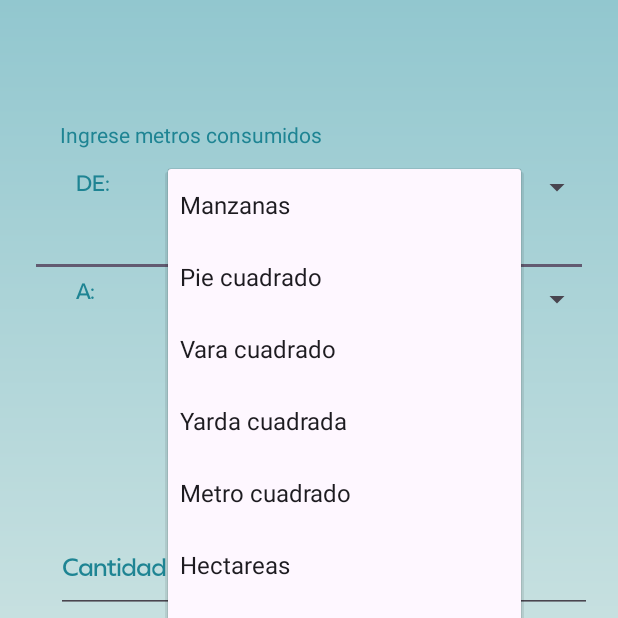
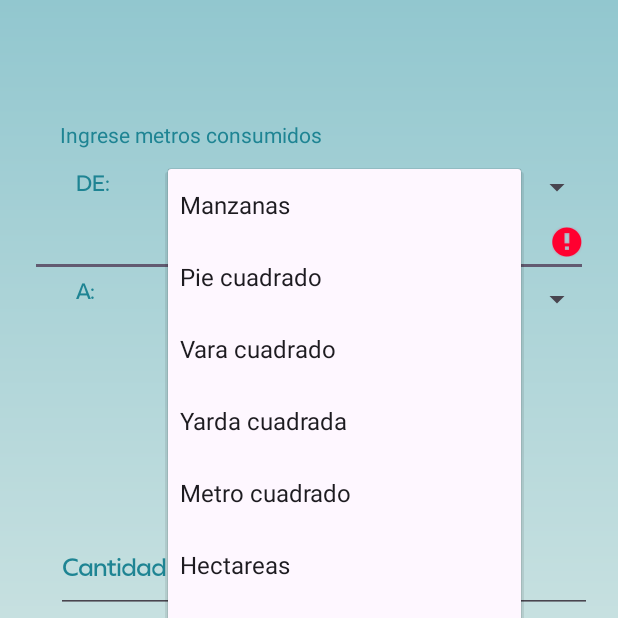
Before and after one commit to Hatreck1/ParcialI, an Android app: the screen it shows after launch (MainActivity), after a tap on "Manzanas", on a phone screen of 412 x 824 dp, the top half of it. Run offline under Robolectric (Android 15) with nearby library versions, the phone set to English and light mode, and no system bars; 1 other tap on this screen came first.

```diff
--- a/app/src/main/java/com/ugb/parciali/MainActivity.java
+++ b/app/src/main/java/com/ugb/parciali/MainActivity.java
@@ -4,19 +4,22 @@ import androidx.appcompat.app.AppCompatActivity;
 
 import android.os.Build;
 import android.os.Bundle;
+import android.view.View;
 import android.view.Window;
 import android.view.WindowManager;
 import android.widget.Button;
+import android.widget.EditText;
 import android.widget.Spinner;
 import android.widget.TabHost;
 import android.widget.TextView;
+import android.widget.Toast;
 
 public class MainActivity extends AppCompatActivity {
 
     TabHost tbh;
     Spinner spn;
-    TextView tempVal;
-    Button btn;
+    TextView tempVal, tempValAgua;
+    Button btn, btnCalcular;
     conversores miObj = new conversores();
 
     @Override
@@ -27,12 +30,89 @@ public class MainActivity extends AppCompatActivity {
         //cambiar color barra de estado
         cambiarColorBarraEstado(getResources().getColor(R.color.azul));
 
+        //valores para los edittext
+        EditText txtAgua= (EditText)findViewById(R.id.txtnum1);
+        EditText txtArea= (EditText)findViewById(R.id.txtAreaCantidad);
+
         tbh = findViewById(R.id.tbhConversores);
         tbh.setup();
 
         tbh.addTab(tbh.newTabSpec("agua").setIndicator("AGUA").setContent(R.id.tabAgua));
         tbh.addTab(tbh.newTabSpec("area").setIndicator("AREA").setContent(R.id.tabArea));
+
+        //Area
+        btnCalcular = findViewById(R.id.btnAreaConvertir);
+        btnCalcular.setOnClickListener(new View.OnClickListener() {
+            @Override
+            public void onClick(View view) {
+                //Area
+                if(txtArea.getText().toString().isEmpty()){
+                    txtArea.setError("Campo obligatorio");
+
+                } else{
+                    spn = findViewById(R.id.spnAreaDe);
+                    int de = spn.getSelectedItemPosition();
+
+                    spn = findViewById(R.id.spnAreaA);
+                    int a = spn.getSelectedItemPosition();
+
+                    tempVal = findViewById(R.id.txtAreaCantidad);
+                    double cantidad = Double.parseDouble(tempVal.getText().toString());
+
+                    double resp = miObj.convertir(0, de, a, cantidad);
+                    Toast.makeText(getApplicationContext(), "Respuesta: "+ resp, Toast.LENGTH_LONG).show();
+                }
+            }
+        });
+
+
+        //Agua
+        btn = findViewById(R.id.btnCalcular);
+        btn.setOnClickListener(new View.OnClickListener() {
+            @Override
+            public void onClick(View view) {
+                //Area
+                if(txtAgua.getText().toString().isEmpty()){
+                    txtAgua.setError("Campo obligatorio");
+
+                } else{
+
+                   // CalculadoraAgua();
+
+
+                }
+            }
+        });
+
+
     }
+
+    public class CalculadoraAgua {
+
+        public  double calcularValorPagar(int metrosConsumidos) {
+            double valorPagar = 0;
+
+            if (metrosConsumidos >= 1 && metrosConsumidos <= 18) {
+                valorPagar = 6;
+            } else if (metrosConsumidos >= 19 && metrosConsumidos <= 28) {
+                int exceso = metrosConsumidos - 18;
+                valorPagar = 6 + (exceso * 0.45);
+            } else if (metrosConsumidos >= 29) {
+                int exceso28 = metrosConsumidos - 28;
+                int exceso18 = 28 - 18;
+                valorPagar = 6 + (exceso28 * 0.65) + (exceso18 * 0.45);
+            }
+
+            return valorPagar;
+        }
+
+        public  void main(String[] args) {
+            int metrosConsumidos = 38;
+            double valorAPagar = calcularValorPagar(metrosConsumidos);
+            System.out.println("Valor a pagar: $" + valorAPagar);
+        }
+    }
+
 
     private void cambiarColorBarraEstado(int color) {
         // Verificar si la versión del SDK es Lollipop o superior
@@ -47,7 +127,6 @@ public class MainActivity extends AppCompatActivity {
         double[][] valores = {
                 {1, 75220.68, 10000, 8439, 6988, 0.6988, 16} //Area
 
-
         };
         public double convertir(int opcion, int de, int a, double cantidad){
             return valores[opcion][a] / valores[opcion][de] * cantidad;
--- a/app/src/main/res/layout/activity_main.xml
+++ b/app/src/main/res/layout/activity_main.xml
@@ -22,7 +22,7 @@
         android:id="@android:id/tabs"
         android:background="@color/azul"
         android:textColor="@color/white"
-        android:layout_width="wrap_content"
+        android:layout_width="match_parent"
         android:layout_height="wrap_content"
         />
 
@@ -217,7 +217,7 @@
             </androidx.constraintlayout.widget.ConstraintLayout>
 
             <Button
-                android:id="@+id/btnLongitudConvertir"
+                android:id="@+id/btnAreaConvertir"
                 android:layout_width="237dp"
                 android:layout_height="65dp"
                 android:layout_below="@+id/backgroundConversor"
@@ -234,6 +234,22 @@
                 app:cornerRadius="6dp"
                 />
 
+            <TextView
+                android:id="@+id/lblrespuestaArea"
+                android:layout_width="wrap_content"
+                android:layout_height="wrap_content"
+                android:layout_below="@+id/btnAreaConvertir"
+                android:layout_alignParentStart="true"
+                android:layout_alignParentEnd="true"
+                android:layout_alignParentBottom="true"
+                android:layout_marginStart="167dp"
+                android:layout_marginLeft="40dp"
+                android:layout_marginTop="42dp"
+                android:layout_marginEnd="164dp"
+                android:layout_marginBottom="279dp"
+                android:text="Respuesta: ?"
+                android:textColor="@color/azul" />
+
         </RelativeLayout>
 
 
```
